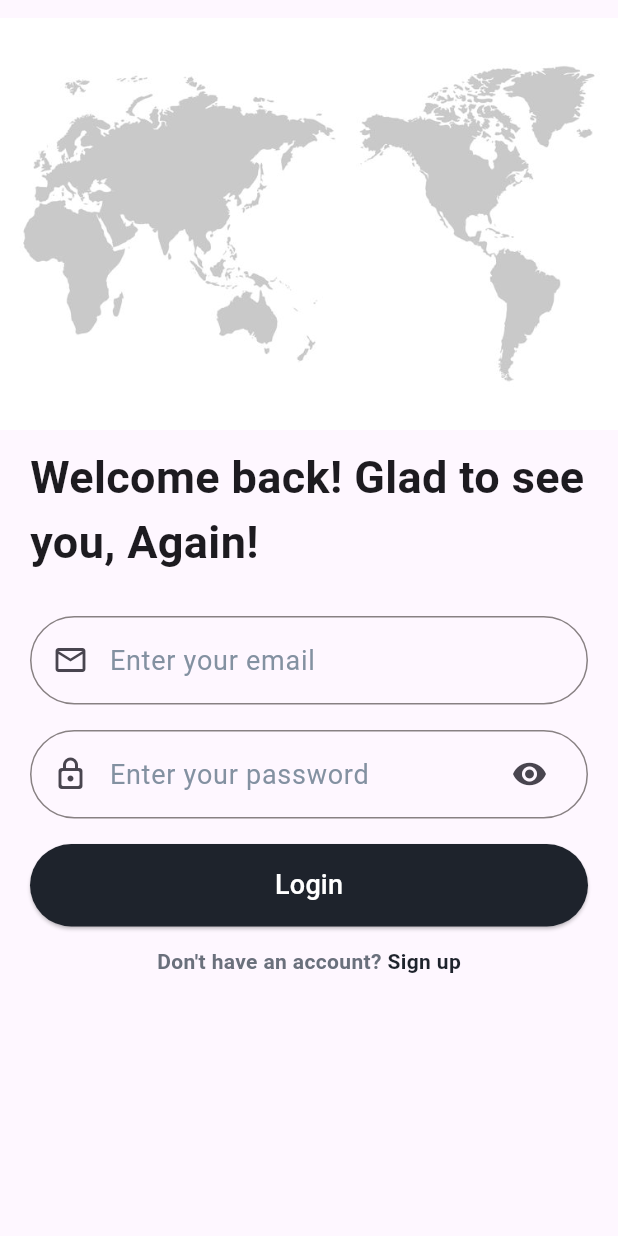
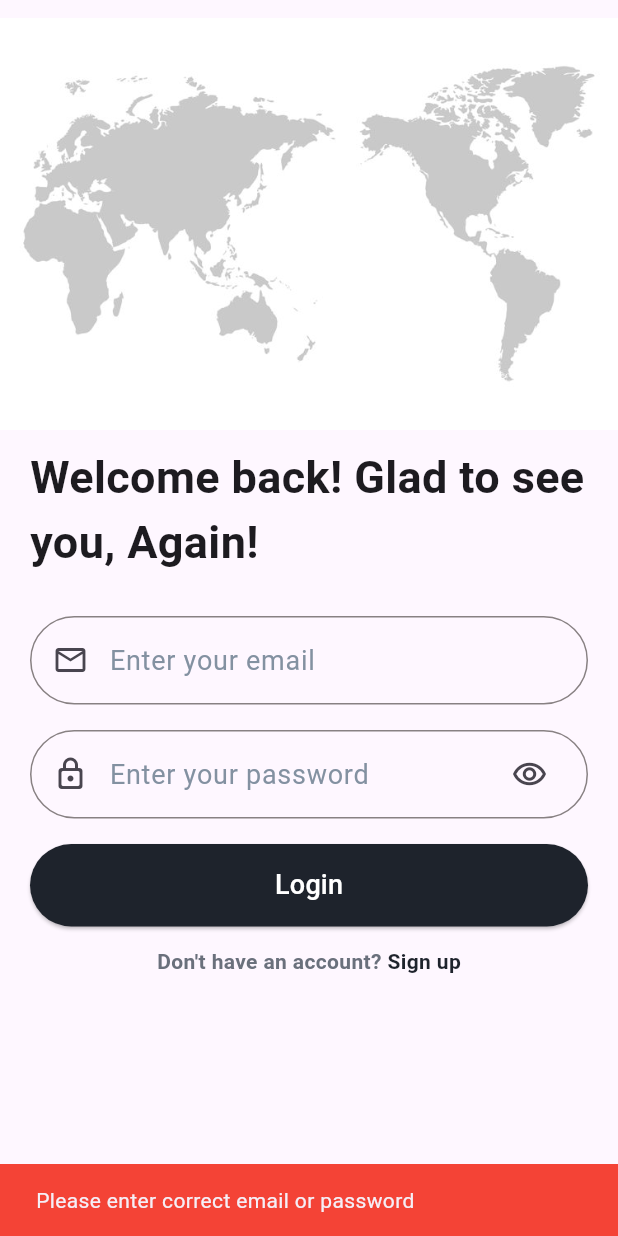
Before and after one commit to Kanan302/translator-app, a Flutter app: the screen it shows after launch, after a tap on "Login", on a phone screen of 412 x 824 dp. Run offline on Flutter 3.47's test engine with Material 3 defaults, Android fonts, the phone set to English and light mode, and no system bars; project files that could hold a hidden picture were left out.

Commit message:
added register page and snackbar to login page

```diff
--- a/lib/core/constants/routes.dart
+++ b/lib/core/constants/routes.dart
@@ -1,7 +1,8 @@
 enum Routes {
   splash(path: '/splash'),
   login(path: '/login'),
-  register(path: '/register');
+  register(path: '/register'),
+  home(path: '/homepage');
 
   const Routes ({required this.path});
   final String path;
--- a/lib/main.dart
+++ b/lib/main.dart
@@ -1,5 +1,6 @@
 import 'package:flutter/material.dart';
 import 'package:translator_app/core/constants/routes.dart';
+import 'package:translator_app/pages/homepage.dart';
 import 'package:translator_app/pages/login.dart';
 import 'package:translator_app/pages/register.dart';
 import 'package:translator_app/pages/splash.dart';
@@ -24,7 +25,8 @@ class _MyAppState extends State<MyApp> {
       routes: {
         Routes.splash.path: (context) => const SplashPage(),
         Routes.login.path: (context) => const LoginPage(),
-        Routes.register.path: (context) => const RegisterPage()
+        Routes.register.path: (context) => const RegisterPage(),
+        Routes.home.path: (context) => const HomePage()
       },
     );
   }
--- a/lib/pages/login.dart
+++ b/lib/pages/login.dart
@@ -14,6 +14,13 @@ class _LoginPageState extends State<LoginPage> {
     Navigator.pushNamed(context, Routes.register.path);
   }
 
+  void _tohome() {
+    Navigator.pushNamed(context, Routes.home.path);
+  }
+
+  final _emailController = TextEditingController();
+  final _passwordController = TextEditingController();
+
   @override
   Widget build(BuildContext context) {
     return Scaffold(
@@ -27,7 +34,6 @@ class _LoginPageState extends State<LoginPage> {
               const Padding(
                 padding:
                     EdgeInsets.only(top: 10, left: 20, right: 13, bottom: 8),
-                child: Center(
                 child: Text(
                   'Welcome back! Glad to see you, Again!',
                   style: TextStyle(
@@ -36,40 +42,49 @@ class _LoginPageState extends State<LoginPage> {
                   ),
                 ),
               ),
-              ),
               Padding(
                 padding: const EdgeInsets.all(20),
                 child: Column(children: [
-                  const AppTextField(
+                  AppTextField(
                     text: 'Enter your email',
                     prefixicon: Icons.email_outlined,
                     isPasswordType: false,
-                    suffixicon: null,
+                    controller: _emailController,
                   ),
                   const SizedBox(
                     height: 17,
                   ),
-                  const AppTextField(
+                  AppTextField(
                     text: 'Enter your password',
                     prefixicon: Icons.lock_outline_rounded,
                     isPasswordType: true,
-                    suffixicon: Icons.remove_red_eye_sharp,
-                    // validator: (value) {
-                    //   if (value!.isEmpty || value.length < 6) {
-                    //     return "Enter correct password";
-                    //   }
-                    //   return null;
-                    // },
+                    suffixicon: Icons.remove_red_eye_outlined,
+                    controller: _passwordController,
                   ),
                   const SizedBox(
                     height: 17,
                   ),
-                  const AppButton(text: 'Login'),
+                  AppButton(
+                    text: 'Login',
+                    ontap: () {
+                      if (_emailController.text.isEmpty ||
+                          _passwordController.text.length < 6) {
+                        ScaffoldMessenger.of(context).showSnackBar(
+                          const SnackBar(
+                            content:
+                                Text('Please enter correct email or password'),
+                            backgroundColor: Colors.red,
+                          ),
+                        );
+                      } else {
+                        _tohome;
+                      }
+                    },
+                  ),
                   const SizedBox(
                     height: 13,
                   ),
-                  Center(
-                    child: Row(
+                  Row(
                     mainAxisAlignment: MainAxisAlignment.center,
                     children: [
                       const Text("Don't have an account? ",
@@ -88,7 +103,6 @@ class _LoginPageState extends State<LoginPage> {
                         ),
                       )
                     ],
-                    ),
                   )
                 ]),
               ),
--- a/lib/pages/splash.dart
+++ b/lib/pages/splash.dart
@@ -1,5 +1,4 @@
 import 'package:flutter/material.dart';
-import 'package:flutter_svg/flutter_svg.dart';
 import 'package:translator_app/core/constants/routes.dart';
 
 class SplashPage extends StatefulWidget {
@@ -29,8 +28,8 @@ class _SplashPageState extends State<SplashPage> {
         child: Column(
           mainAxisAlignment: MainAxisAlignment.center,
           children: [
-            SvgPicture.asset(
-              'lib/core/assets/splashphoto.svg',
+            Image.asset(
+              'lib/core/assets/splashphoto.jpg',
               fit: BoxFit.contain,
               height: 300,
             ),
--- a/lib/widgets/widget.dart
+++ b/lib/widgets/widget.dart
@@ -6,15 +6,15 @@ class AppTextField extends StatefulWidget {
   final IconData prefixicon;
   final bool isPasswordType;
   final IconData? suffixicon;
-  final FormFieldValidator<String>? validator;
+  final TextEditingController controller;
 
   const AppTextField({
     Key? key,
     required this.text,
     required this.prefixicon,
     required this.isPasswordType,
+    required this.controller,
     this.suffixicon,
-    this.validator,
   }) : super(key: key);
 
   @override
@@ -55,14 +55,9 @@ class _AppTextFieldState extends State<AppTextField> {
           borderRadius: BorderRadius.circular(30),
           borderSide: const BorderSide(color: Color.fromARGB(197, 101, 94, 94)),
         ),
-        errorBorder: OutlineInputBorder(
-          borderRadius: BorderRadius.circular(30),
-          borderSide: const BorderSide(color: Colors.red),
-        ),
       ),
       obscureText: widget.isPasswordType ? _isObscured : false,
       obscuringCharacter: '*',
-      validator: widget.validator,
     );
   }
 
@@ -75,8 +70,9 @@ class _AppTextFieldState extends State<AppTextField> {
 
 class AppButton extends StatefulWidget {
   final String text;
+  final Function ontap;
 
-  const AppButton({required this.text, super.key});
+  const AppButton({required this.text, super.key, required this.ontap});
 
   @override
   State<AppButton> createState() => _AppButtonState();
@@ -90,7 +86,9 @@ class _AppButtonState extends State<AppButton> {
         backgroundColor: MaterialStateProperty.all(const Color(0xFF1E232C)),
         minimumSize: MaterialStateProperty.all(const Size(double.infinity, 55)),
       ),
-      onPressed: () {},
+      onPressed: () {
+        widget.ontap();
+      },
       child: Text(
         widget.text,
         style: const TextStyle(color: Colors.white, fontSize: 18),
--- a/pubspec.yaml
+++ b/pubspec.yaml
@@ -34,7 +34,6 @@ dependencies:
   # The following adds the Cupertino Icons font to your application.
   # Use with the CupertinoIcons class for iOS style icons.
   cupertino_icons: ^1.0.2
-  flutter_svg: ^2.0.9
 
 dev_dependencies:
   flutter_test:
```
Also changed, not shown: lib/pages/homepage.dart (added, +17 -0 lines), lib/pages/register.dart (+90 -2 lines), lib/core/assets/splashphoto.jpg (added), lib/core/assets/splashphoto.svg (deleted), pubspec.lock. Lines whose indentation alone changed are shown as unchanged.
